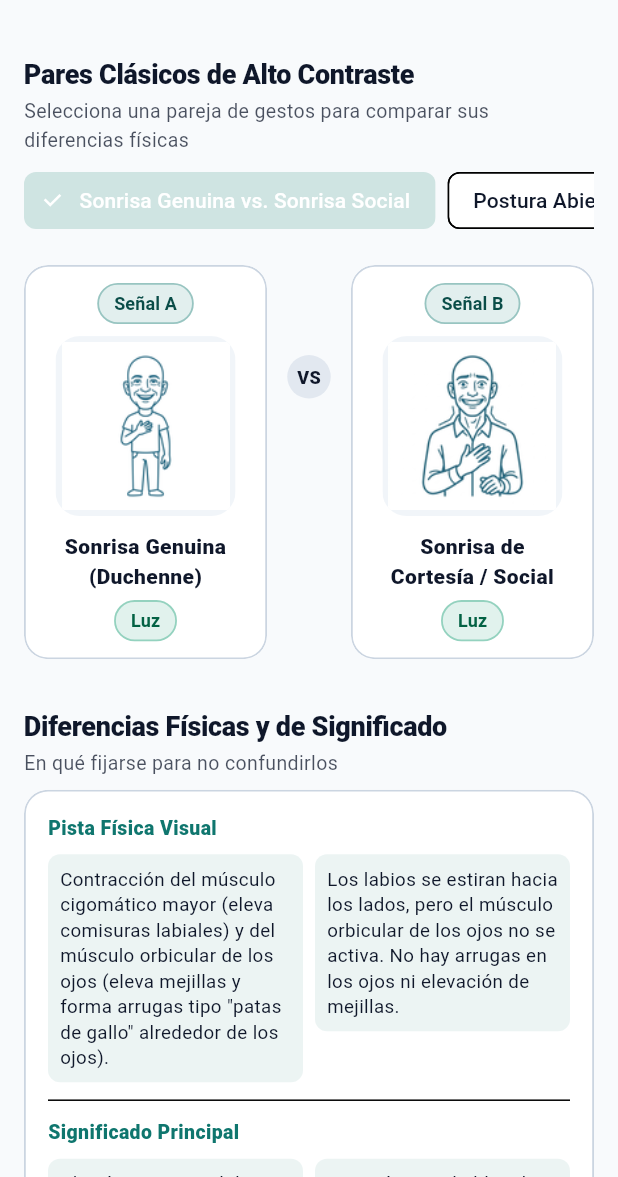
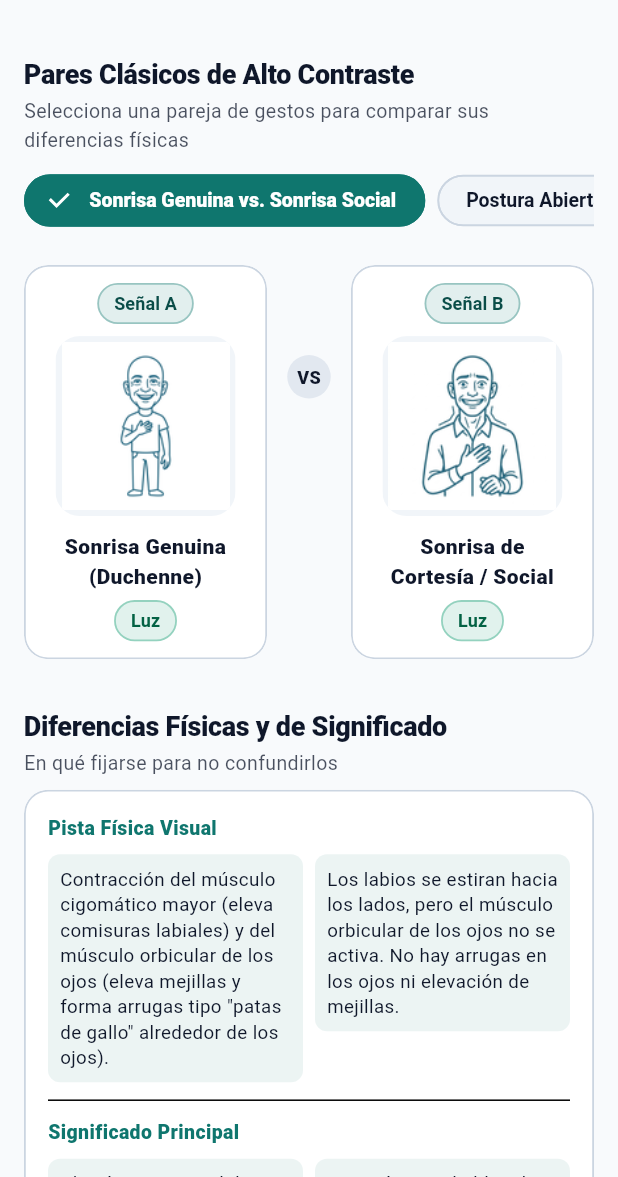
Before and after one commit to bluefang05/gestura, a Flutter app: the screen it shows after launch, scrolled down 576 dp, after a tap on "Comparador Visual A/B", on a phone screen of 412 x 824 dp, the part 59-1236 px from its top. Run offline on Flutter 3.47's test engine with Material 3 defaults, Android fonts, the phone set to English and light mode, and no system bars; our stand-ins replace audioplayers, flutter_tts, google_mobile_ads, shared_preferences; accounts and stored records are empty; network calls fail.

Commit message:
fix(dictionary): fix unselected filter chips contrast for Todos, Ojos, Boca, Cejas in dark and light modes

```diff
--- a/lib/core/theme/app_theme.dart
+++ b/lib/core/theme/app_theme.dart
@@ -90,6 +90,25 @@ class AppTheme {
           ),
         ),
       ),
+      chipTheme: ChipThemeData(
+        backgroundColor: const Color(0xFFF1F5F9),
+        selectedColor: AppColors.primary,
+        disabledColor: const Color(0xFFE2E8F0),
+        secondarySelectedColor: AppColors.primary,
+        padding: const EdgeInsets.symmetric(horizontal: 10, vertical: 4),
+        labelStyle: const TextStyle(
+          fontSize: 13,
+          fontWeight: FontWeight.w600,
+          color: AppColors.textPrimaryLight,
+        ),
+        secondaryLabelStyle: const TextStyle(
+          fontSize: 13,
+          fontWeight: FontWeight.w800,
+          color: Colors.white,
+        ),
+        side: const BorderSide(color: AppColors.lightBorder, width: 1.2),
+        shape: RoundedRectangleBorder(borderRadius: BorderRadius.circular(20)),
+      ),
     );
   }
 
@@ -180,6 +199,25 @@ class AppTheme {
           ),
         ),
       ),
+      chipTheme: ChipThemeData(
+        backgroundColor: const Color(0xFF1E293B),
+        selectedColor: AppColors.primary,
+        disabledColor: const Color(0xFF334155),
+        secondarySelectedColor: AppColors.primary,
+        padding: const EdgeInsets.symmetric(horizontal: 10, vertical: 4),
+        labelStyle: const TextStyle(
+          fontSize: 13,
+          fontWeight: FontWeight.w600,
+          color: AppColors.textPrimaryDark,
+        ),
+        secondaryLabelStyle: const TextStyle(
+          fontSize: 13,
+          fontWeight: FontWeight.w800,
+          color: Colors.white,
+        ),
+        side: const BorderSide(color: AppColors.darkBorder, width: 1.2),
+        shape: RoundedRectangleBorder(borderRadius: BorderRadius.circular(20)),
+      ),
     );
   }
 
--- a/lib/screens/compare_screen.dart
+++ b/lib/screens/compare_screen.dart
@@ -151,9 +151,26 @@ class _CompareScreenState extends State<CompareScreen> {
                         final pair = presetPairs[i];
                         final isSelected = _selectedIdA == pair.gestureIdA && _selectedIdB == pair.gestureIdB;
                         return ChoiceChip(
-                          label: Text(pair.title),
+                          label: Text(
+                            pair.title,
+                            style: TextStyle(
+                              fontSize: 13,
+                              fontWeight: isSelected ? FontWeight.w800 : FontWeight.w600,
+                              color: isSelected
+                                  ? Colors.white
+                                  : (isDark ? AppColors.textPrimaryDark : AppColors.textPrimaryLight),
+                            ),
+                          ),
                           selected: isSelected,
-                          selectedColor: AppColors.primary.withValues(alpha: 0.2),
+                          selectedColor: AppColors.primary,
+                          backgroundColor: isDark ? const Color(0xFF1E293B) : const Color(0xFFF1F5F9),
+                          side: BorderSide(
+                            color: isSelected
+                                ? AppColors.primary
+                                : (isDark ? const Color(0xFF475569) : const Color(0xFFCBD5E1)),
+                            width: isSelected ? 1.5 : 1.2,
+                          ),
+                          shape: RoundedRectangleBorder(borderRadius: BorderRadius.circular(20)),
                           onSelected: (_) => _applyPreset(pair),
                         );
                       },
--- a/lib/widgets/dictionary/body_part_filter.dart
+++ b/lib/widgets/dictionary/body_part_filter.dart
@@ -25,8 +25,10 @@ class BodyPartFilterBar extends StatelessWidget {
 
   @override
   Widget build(BuildContext context) {
+    final isDark = Theme.of(context).brightness == Brightness.dark;
+
     return SizedBox(
-      height: 38,
+      height: 40,
       child: ListView.separated(
         scrollDirection: Axis.horizontal,
         itemCount: parts.length,
@@ -35,21 +37,34 @@ class BodyPartFilterBar extends StatelessWidget {
           final part = parts[index];
           final isSelected = (selectedPart == part) || (selectedPart.isEmpty && part == 'Todos');
 
+          final bg = isSelected
+              ? AppColors.primary
+              : (isDark ? const Color(0xFF1E293B) : const Color(0xFFF1F5F9));
+
+          final fg = isSelected
+              ? Colors.white
+              : (isDark ? const Color(0xFFF8FAFC) : const Color(0xFF0F172A));
+
+          final border = isSelected
+              ? AppColors.primary
+              : (isDark ? const Color(0xFF475569) : const Color(0xFFCBD5E1));
+
           return ChoiceChip(
             label: Text(
               part,
               style: TextStyle(
                 fontSize: 13,
-                fontWeight: isSelected ? FontWeight.w700 : FontWeight.w500,
-                color: isSelected ? Colors.white : AppColors.textSecondaryLight,
+                fontWeight: isSelected ? FontWeight.w800 : FontWeight.w600,
+                color: fg,
               ),
             ),
             selected: isSelected,
             selectedColor: AppColors.primary,
-            backgroundColor: Theme.of(context).cardTheme.color,
+            backgroundColor: bg,
             showCheckmark: false,
             side: BorderSide(
-              color: isSelected ? AppColors.primary : AppColors.lightBorder,
+              color: border,
+              width: isSelected ? 1.5 : 1.2,
             ),
             shape: RoundedRectangleBorder(
               borderRadius: BorderRadius.circular(20),
```
